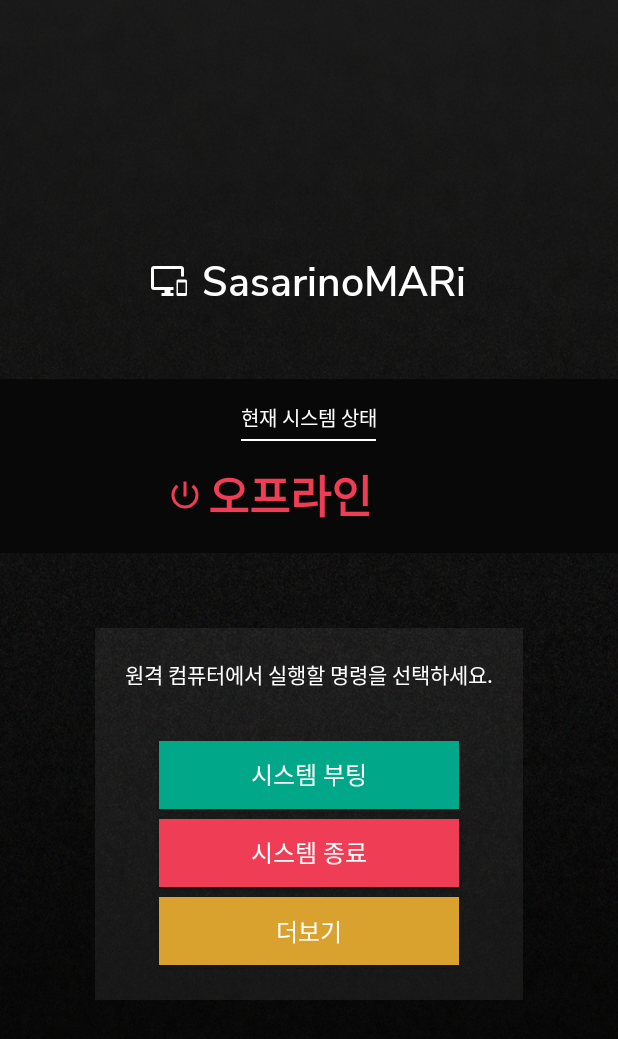
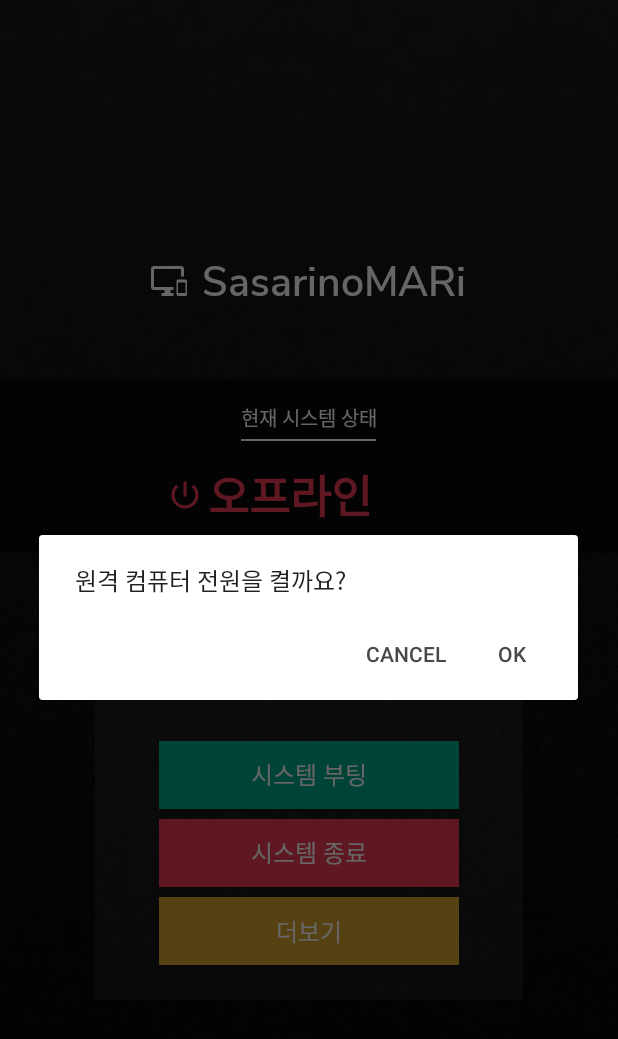
Before and after one commit to SasarinoMARi/SPCM, an Android app: the screen it shows after launch (MainActivity), after a tap on "시스템 부팅", on a phone screen of 412 x 824 dp. Shown: the top 1039 px of the screen. Run offline under Robolectric (Android 15) with nearby library versions, the phone set to English and light mode, and no system bars; 1 statement that could not run was skipped.

Commit message:
UX update

```diff
--- a/android/app/src/main/java/com/sasarinomari/spcmconsole/MainActivity.kt
+++ b/android/app/src/main/java/com/sasarinomari/spcmconsole/MainActivity.kt
@@ -32,16 +32,15 @@ class MainActivity : Activity(), APICall.lookupInterface {
 
 
         button_wakeup.setOnClickListener {
-            api.wakeup()
+            confirm("원격 컴퓨터 전원을 켤까요?") { api.wakeup() }
         }
 
         button_shutdown.setOnClickListener {
-            api.shutdown()
+            confirm("원격 컴퓨터 전원을 끌까요?") { api.shutdown() }
         }
 
         button_more.setOnClickListener {
             val info = arrayOf<CharSequence>(
-                getString(R.string.Sleep),
                 getString(R.string.StartFileServer),
                 getString(R.string.StopFileServer)
             )
@@ -49,9 +48,8 @@ class MainActivity : Activity(), APICall.lookupInterface {
             builder.setTitle(getString(R.string.MoreContextTitle))
             builder.setItems(info) { dialog, which ->
                 when (which) {
-                    0 -> api.sleep()
-                    1 -> api.start_fs()
-                    2 -> api.stop_fs()
+                    0 -> confirm("파일 서버를 시작할까요?") { api.start_fs() }
+                    1 -> confirm("파일 서버를 끌까요?") { api.stop_fs() }
                 }
                 dialog.dismiss()
             }
@@ -59,6 +57,20 @@ class MainActivity : Activity(), APICall.lookupInterface {
             builder.show()
 
         }
+    }
+
+    private fun confirm(text: String, action: ()-> Unit) {
+        val builder = AlertDialog.Builder(this@MainActivity)
+        builder.setMessage(text)
+            .setCancelable(true)
+            .setPositiveButton(android.R.string.yes) { d, id ->
+                action()
+            }
+            .setNegativeButton(android.R.string.no) { d, id ->
+                d.dismiss()
+            }
+        val alert = builder.create()
+        alert.show()
     }
 
     private fun startStatusChecker() {
```
